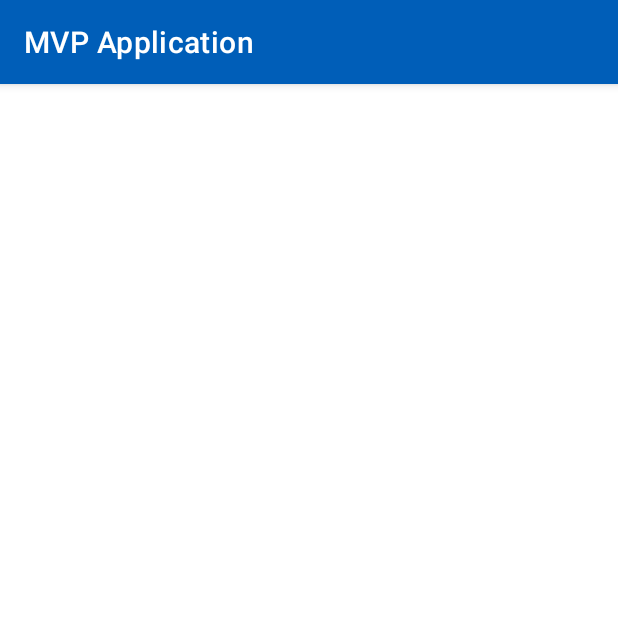
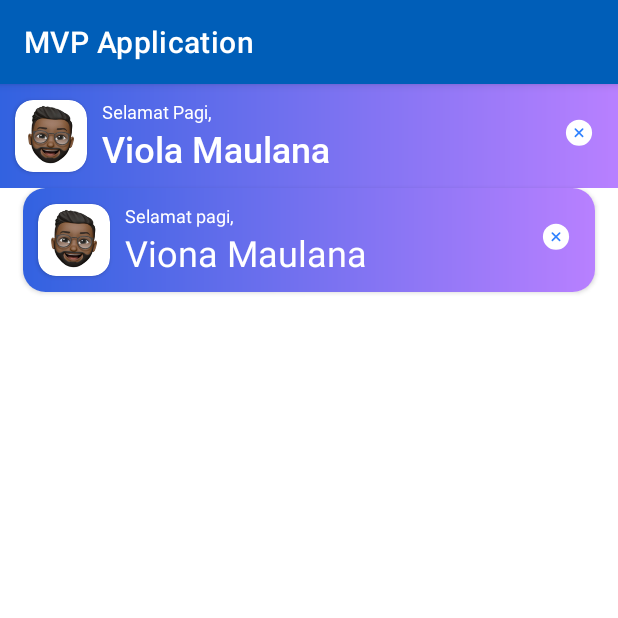
Before and after one commit to Ram-adhan/android-mvp-basic, an Android app: the screen it shows after launch (MainActivity), on a phone screen of 412 x 824 dp, the top half of it. Run offline under Robolectric (Android 15) with nearby library versions, the phone set to English and light mode, and no system bars.

Commit message:
Create Custom View Component

```diff
--- a/app/src/main/java/com/example/mvpapplication/MainActivity.kt
+++ b/app/src/main/java/com/example/mvpapplication/MainActivity.kt
@@ -11,5 +11,20 @@ class MainActivity : AppCompatActivity() {
 
         binding = ActivityMainBinding.inflate(layoutInflater)
         setContentView(binding.root)
+
+        binding.profileInfo.apply {
+            topText = "Selamat Pagi,"
+            bottomText = "Viola Maulana"
+            setTextSize(topTextSize = 12f, bottomTextSize = 24f)
+            setTextColor(topColorId = R.color.white, bottomColorId = R.color.white)
+            setFontFamily(
+                topFontFamily = R.font.roboto_regular,
+                bottomFontFamily = R.font.roboto_medium
+            )
+        }
+
+        binding.cardProfile.apply {
+            setTextSize(topTextSize = 12f, bottomTextSize = 24f)
+        }
     }
 }
--- /dev/null
+++ b/app/src/main/java/com/example/mvpapplication/ProfileCardComponent.kt
@@ -0,0 +1,93 @@
+package com.example.mvpapplication
+
+import android.content.Context
+import android.util.AttributeSet
+import android.util.TypedValue
+import android.view.LayoutInflater
+import androidx.constraintlayout.widget.ConstraintLayout
+import androidx.core.content.ContextCompat
+import androidx.core.content.res.ResourcesCompat
+import androidx.core.content.res.getResourceIdOrThrow
+import com.example.mvpapplication.databinding.LayoutCardProfileBinding
+
+class ProfileCardComponent @JvmOverloads constructor(
+    context: Context,
+    attrs: AttributeSet? = null,
+    defStyle: Int = 0
+): ConstraintLayout(context, attrs, defStyle) {
+    private var binding: LayoutCardProfileBinding
+    var topText: String = ""
+        get() = binding.topText.text.toString()
+        set(value) {
+            field = value
+            binding.topText.text = field
+        }
+
+    var bottomText: String = ""
+        get() = binding.bottomText.text.toString()
+        set(value) {
+            field = value
+            binding.bottomText.text = field
+        }
+
+    init {
+        binding = LayoutCardProfileBinding.inflate(LayoutInflater.from(context), this)
+        val layoutParam = LayoutParams(binding.root.width, binding.root.height)
+        layoutParam.apply {
+            val dp10 = 10.toDp(context)
+            setPadding(dp10, dp10, dp10, dp10)
+            clipToPadding = false
+        }
+        binding.root.layoutParams = layoutParam
+        attrs?.let {
+            val typedArray = context.obtainStyledAttributes(it, R.styleable.ProfileCardComponent)
+            binding.topText.text = typedArray.getString(R.styleable.ProfileCardComponent_topText)
+            binding.bottomText.text = typedArray.getString(R.styleable.ProfileCardComponent_bottomText)
+            val topColor = try {
+                typedArray.getResourceIdOrThrow(R.styleable.ProfileCardComponent_topTextColor)
+            } catch (e: IllegalArgumentException) { null }
+            val bottomColor = try {
+                typedArray.getResourceIdOrThrow(R.styleable.ProfileCardComponent_bottomTextColor)
+            } catch (e: IllegalArgumentException) { null }
+            setTextColor(topColor, bottomColor)
+
+            val topFontFamily = try {
+                typedArray.getResourceIdOrThrow(R.styleable.ProfileCardComponent_topFontFamily)
+            } catch (e: IllegalArgumentException) { null }
+
+            val bottomFontFamily = try {
+                typedArray.getResourceIdOrThrow(R.styleable.ProfileCardComponent_bottomFontFamily)
+            } catch (e: IllegalArgumentException) { null }
+
+            setFontFamily(topFontFamily, bottomFontFamily)
+
+            typedArray.recycle()
+        }
+    }
+
+    fun setTextSize(topTextSize: Float? = null, bottomTextSize: Float? = null) {
+        if (topTextSize != null)
+            binding.topText.setTextSize(TypedValue.COMPLEX_UNIT_SP, topTextSize)
+
+        if (bottomTextSize != null)
+            binding.bottomText.setTextSize(TypedValue.COMPLEX_UNIT_SP, bottomTextSize)
+    }
+
+    fun setTextColor(topColorId: Int? = null, bottomColorId: Int? = null) {
+        if (topColorId != null)
+            binding.topText.setTextColor(ContextCompat.getColor(context, topColorId))
+
+        if (bottomColorId != null)
+            binding.bottomText.setTextColor(ContextCompat.getColor(context, bottomColorId))
+    }
+
+    fun setFontFamily(topFontFamily: Int? = null, bottomFontFamily: Int? = null) {
+        topFontFamily?.let {
+            binding.topText.typeface = ResourcesCompat.getFont(context, it)
+        }
+
+        bottomFontFamily?.let {
+            binding.bottomText.typeface = ResourcesCompat.getFont(context, it)
+        }
+    }
+}
--- /dev/null
+++ b/app/src/main/java/com/example/mvpapplication/Utils.kt
@@ -0,0 +1,8 @@
+package com.example.mvpapplication
+
+import android.content.Context
+
+fun Int.toDp(context: Context): Int {
+    val scale = context.resources.displayMetrics.density
+    return (this * scale + 0.5f).toInt()
+}
--- /dev/null
+++ b/app/src/main/res/drawable/close_button.xml
@@ -0,0 +1,16 @@
+<vector xmlns:android="http://schemas.android.com/apk/res/android"
+    android:width="44dp"
+    android:height="44dp"
+    android:viewportWidth="44"
+    android:viewportHeight="44">
+  <path
+      android:pathData="M22,7L22,7A12,12 0,0 1,34 19L34,19A12,12 0,0 1,22 31L22,31A12,12 0,0 1,10 19L10,19A12,12 0,0 1,22 7z"
+      android:fillColor="#ffffff"/>
+  <path
+      android:pathData="M18.667,15.667L25.333,22.333M25.333,15.667L18.667,22.333"
+      android:strokeLineJoin="round"
+      android:strokeWidth="1.5"
+      android:fillColor="#00000000"
+      android:strokeColor="#2F82FF"
+      android:strokeLineCap="round"/>
+</vector>
--- /dev/null
+++ b/app/src/main/res/drawable/gradient_purple.xml
@@ -0,0 +1,8 @@
+<?xml version="1.0" encoding="utf-8"?>
+<shape xmlns:android="http://schemas.android.com/apk/res/android"
+    android:shape="rectangle">
+    <gradient
+        android:startColor="@color/blue"
+        android:endColor="@color/purple"
+        android:angle="0"/>
+</shape>
--- a/app/src/main/res/layout/activity_main.xml
+++ b/app/src/main/res/layout/activity_main.xml
@@ -1,9 +1,39 @@
 <?xml version="1.0" encoding="utf-8"?>
-<androidx.constraintlayout.widget.ConstraintLayout xmlns:android="http://schemas.android.com/apk/res/android"
+<LinearLayout xmlns:android="http://schemas.android.com/apk/res/android"
     xmlns:app="http://schemas.android.com/apk/res-auto"
     xmlns:tools="http://schemas.android.com/tools"
     android:layout_width="match_parent"
     android:layout_height="match_parent"
+    android:orientation="vertical"
     tools:context=".MainActivity">
 
-</androidx.constraintlayout.widget.ConstraintLayout>
+    <com.example.mvpapplication.ProfileCardComponent
+        android:id="@+id/profileInfo"
+        android:layout_width="match_parent"
+        android:layout_height="wrap_content"
+        android:background="@drawable/gradient_purple"
+        app:layout_constraintStart_toStartOf="parent"
+        app:layout_constraintTop_toTopOf="parent"/>
+
+    <androidx.cardview.widget.CardView
+        android:layout_width="match_parent"
+        android:layout_height="wrap_content"
+        android:layout_marginHorizontal="15dp"
+        app:cardCornerRadius="15dp"
+        app:layout_constraintStart_toStartOf="parent"
+        app:layout_constraintTop_toTopOf="parent">
+
+        <com.example.mvpapplication.ProfileCardComponent
+            android:id="@+id/cardProfile"
+            android:layout_width="match_parent"
+            android:layout_height="wrap_content"
+            android:background="@drawable/gradient_purple"
+            app:bottomText="Viona Maulana"
+            app:bottomTextColor="@color/white"
+            app:layout_constraintStart_toStartOf="parent"
+            app:layout_constraintTop_toTopOf="parent"
+            app:topText="Selamat pagi,"
+            app:topTextColor="@color/white" />
+    </androidx.cardview.widget.CardView>
+
+</LinearLayout>
--- /dev/null
+++ b/app/src/main/res/layout/layout_card_profile.xml
@@ -0,0 +1,61 @@
+<?xml version="1.0" encoding="utf-8"?>
+<merge xmlns:android="http://schemas.android.com/apk/res/android"
+    xmlns:app="http://schemas.android.com/apk/res-auto"
+    xmlns:tools="http://schemas.android.com/tools"
+    android:layout_width="match_parent"
+    android:layout_height="wrap_content">
+
+    <androidx.cardview.widget.CardView
+        android:id="@+id/cvPhoto"
+        android:layout_width="48dp"
+        android:layout_height="48dp"
+        app:cardCornerRadius="12dp"
+        app:layout_constraintBottom_toBottomOf="parent"
+        app:layout_constraintStart_toStartOf="parent"
+        app:layout_constraintTop_toTopOf="parent">
+
+        <ImageView
+            android:id="@+id/ivProfilePhoto"
+            android:layout_width="wrap_content"
+            android:layout_height="wrap_content"
+            android:contentDescription="@string/profile_image"
+            android:src="@drawable/profile_image" />
+
+    </androidx.cardview.widget.CardView>
+
+    <TextView
+        android:id="@+id/topText"
+        android:layout_width="0dp"
+        android:layout_height="wrap_content"
+        android:layout_marginStart="10dp"
+        app:layout_constraintBottom_toTopOf="@id/bottomText"
+        app:layout_constraintEnd_toStartOf="@id/endIcon"
+        app:layout_constraintStart_toEndOf="@id/cvPhoto"
+        app:layout_constraintTop_toTopOf="@id/cvPhoto"
+        app:layout_constraintVertical_bias="1"
+        tools:text="Text 1" />
+
+    <TextView
+        android:id="@+id/bottomText"
+        android:layout_width="0dp"
+        android:layout_height="wrap_content"
+        android:layout_marginStart="10dp"
+        app:layout_constraintBottom_toBottomOf="@id/cvPhoto"
+        app:layout_constraintEnd_toEndOf="@id/topText"
+        app:layout_constraintStart_toEndOf="@id/cvPhoto"
+        app:layout_constraintTop_toBottomOf="@id/topText"
+        app:layout_constraintVertical_bias="0"
+        tools:text="Text 1" />
+
+    <ImageView
+        android:id="@+id/endIcon"
+        android:layout_width="32dp"
+        android:layout_height="32dp"
+        android:contentDescription="@string/end_icon"
+        android:scaleType="centerCrop"
+        android:src="@drawable/close_button"
+        app:layout_constraintBottom_toBottomOf="parent"
+        app:layout_constraintEnd_toEndOf="parent"
+        app:layout_constraintTop_toTopOf="parent" />
+
+</merge>
--- /dev/null
+++ b/app/src/main/res/values/attrs.xml
@@ -0,0 +1,11 @@
+<?xml version="1.0" encoding="utf-8"?>
+<resources>
+    <declare-styleable name="ProfileCardComponent">
+        <attr name="topText" format="string" />
+        <attr name="bottomText" format="string" />
+        <attr name="topTextColor" format="color" />
+        <attr name="bottomTextColor" format="color" />
+        <attr name="topFontFamily" format="reference" />
+        <attr name="bottomFontFamily" format="reference" />
+    </declare-styleable>
+</resources>
--- a/app/src/main/res/values/colors.xml
+++ b/app/src/main/res/values/colors.xml
@@ -15,4 +15,6 @@
     <color name="secondary_1">#2464B4</color>
     <color name="secondary_2">#1B4B87</color>
     <color name="secondary_3">#12325A</color>
+    <color name="blue">#3262E0</color>
+    <color name="purple">#B880FF</color>
 </resources>
--- a/app/src/main/res/values/strings.xml
+++ b/app/src/main/res/values/strings.xml
@@ -1,3 +1,6 @@
 <resources>
     <string name="app_name">MVP Application</string>
+    <string name="profile_image">profile Image</string>
+    <string name="end_icon">end icon</string>
+    <string name="empty_text" />
 </resources>
```
Also changed, not shown: app/src/main/res/drawable/profile_image.png (added), app/src/main/res/font/roboto_bold.ttf (added), app/src/main/res/font/roboto_light.ttf (added), app/src/main/res/font/roboto_medium.ttf (added), app/src/main/res/font/roboto_regular.ttf (added).
